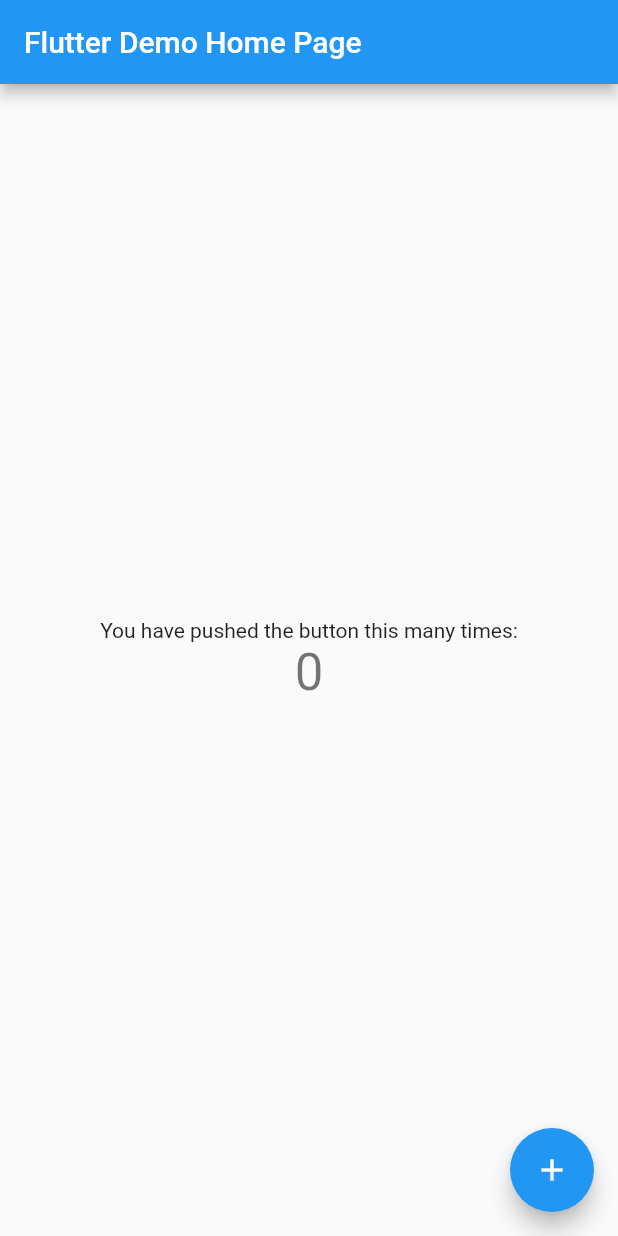
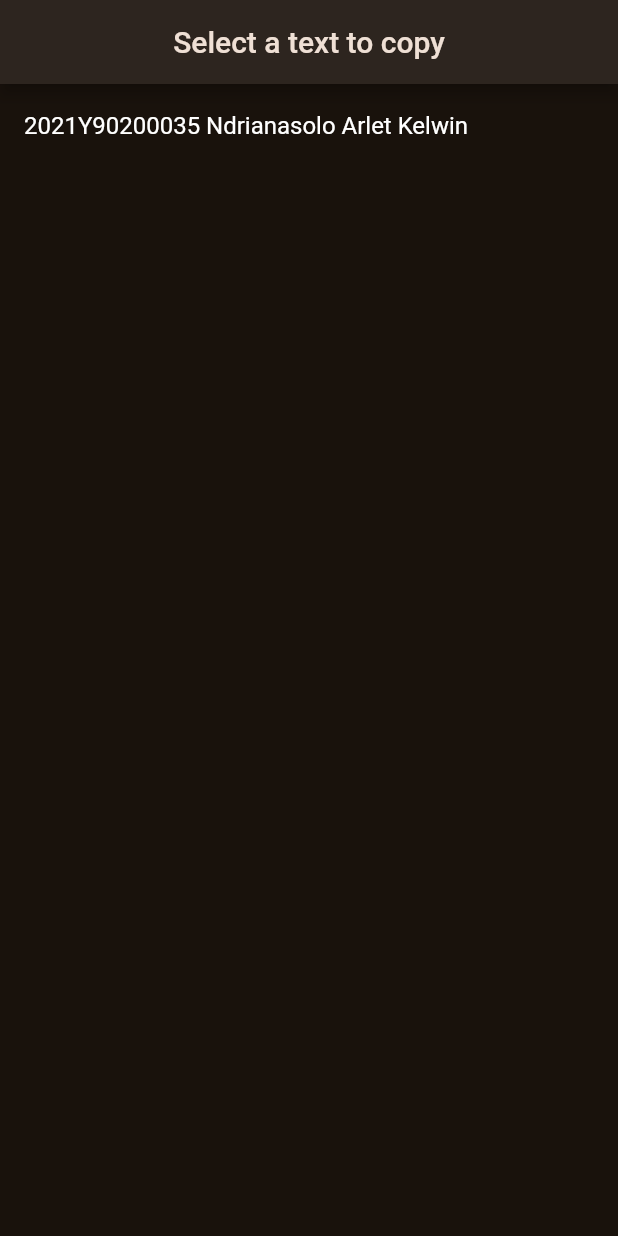
Before and after one commit to KelwinZnhr/Kopieo, a Flutter app: the screen it shows after launch, on a phone screen of 412 x 824 dp. Run offline on Flutter 3.47's test engine with Material 2 defaults, Android fonts, the phone set to English and light mode, and no system bars.

Commit message:
adding copy to clipboard

```diff
--- /dev/null
+++ b/lib/interface.dart
@@ -0,0 +1,36 @@
+import 'package:flutter/material.dart';
+import 'package:flutter/services.dart';
+
+List<String> toCopy = [
+  "2021Y90200035 Ndrianasolo Arlet Kelwin",
+];
+
+class Kopieo extends StatelessWidget {
+  const Kopieo({Key? key}) : super(key: key);
+
+  @override
+  Widget build(BuildContext context) {
+    return Scaffold(
+      appBar: AppBar(
+        title: const Text("Select a text to copy"),
+        centerTitle: true,
+      ),
+      body: SingleChildScrollView(
+        child: SizedBox(
+          height: MediaQuery.of(context).size.height,
+          child: ListView.builder(
+            itemCount: 1,
+            itemBuilder: (BuildContext context, int index) {
+              return ListTile(
+                onTap: () {
+                  Clipboard.setData(ClipboardData(text: toCopy[index]));
+                },
+                title: Text(toCopy[index]),
+              );
+            },
+          ),
+        ),
+      ),
+    );
+  }
+}
--- a/lib/main.dart
+++ b/lib/main.dart
@@ -1,4 +1,5 @@
 import 'package:flutter/material.dart';
+import 'package:kopieo/interface.dart';
 
 void main() {
   runApp(const MyApp());
@@ -7,109 +8,16 @@
 class MyApp extends StatelessWidget {
   const MyApp({Key? key}) : super(key: key);
 
-  // This widget is the root of your application.
   @override
   Widget build(BuildContext context) {
     return MaterialApp(
+      debugShowCheckedModeBanner: false,
       title: 'Flutter Demo',
       theme: ThemeData(
-        // This is the theme of your application.
-        //
-        // Try running your application with "flutter run". You'll see the
-        // application has a blue toolbar. Then, without quitting the app, try
-        // changing the primarySwatch below to Colors.green and then invoke
-        // "hot reload" (press "r" in the console where you ran "flutter run",
-        // or simply save your changes to "hot reload" in a Flutter IDE).
-        // Notice that the counter didn't reset back to zero; the application
-        // is not restarted.
-        primarySwatch: Colors.blue,
+        colorSchemeSeed: Colors.orange,
+        brightness: Brightness.dark,
       ),
-      home: const MyHomePage(title: 'Flutter Demo Home Page'),
+      home: const Kopieo(),
     );
   }
 }
-
-class MyHomePage extends StatefulWidget {
-  const MyHomePage({Key? key, required this.title}) : super(key: key);
-
-  // This widget is the home page of your application. It is stateful, meaning
-  // that it has a State object (defined below) that contains fields that affect
-  // how it looks.
-
-  // This class is the configuration for the state. It holds the values (in this
-  // case the title) provided by the parent (in this case the App widget) and
-  // used by the build method of the State. Fields in a Widget subclass are
-  // always marked "final".
-
-  final String title;
-
-  @override
-  State<MyHomePage> createState() => _MyHomePageState();
-}
-
-class _MyHomePageState extends State<MyHomePage> {
-  int _counter = 0;
-
-  void _incrementCounter() {
-    setState(() {
-      // This call to setState tells the Flutter framework that something has
-      // changed in this State, which causes it to rerun the build method below
-      // so that the display can reflect the updated values. If we changed
-      // _counter without calling setState(), then the build method would not be
-      // called again, and so nothing would appear to happen.
-      _counter++;
-    });
-  }
-
-  @override
-  Widget build(BuildContext context) {
-    // This method is rerun every time setState is called, for instance as done
-    // by the _incrementCounter method above.
-    //
-    // The Flutter framework has been optimized to make rerunning build methods
-    // fast, so that you can just rebuild anything that needs updating rather
-    // than having to individually change instances of widgets.
-    return Scaffold(
-      appBar: AppBar(
-        // Here we take the value from the MyHomePage object that was created by
-        // the App.build method, and use it to set our appbar title.
-        title: Text(widget.title),
-      ),
-      body: Center(
-        // Center is a layout widget. It takes a single child and positions it
-        // in the middle of the parent.
-        child: Column(
-          // Column is also a layout widget. It takes a list of children and
-          // arranges them vertically. By default, it sizes itself to fit its
-          // children horizontally, and tries to be as tall as its parent.
-          //
-          // Invoke "debug painting" (press "p" in the console, choose the
-          // "Toggle Debug Paint" action from the Flutter Inspector in Android
-          // Studio, or the "Toggle Debug Paint" command in Visual Studio Code)
-          // to see the wireframe for each widget.
-          //
-          // Column has various properties to control how it sizes itself and
-          // how it positions its children. Here we use mainAxisAlignment to
-          // center the children vertically; the main axis here is the vertical
-          // axis because Columns are vertical (the cross axis would be
-          // horizontal).
-          mainAxisAlignment: MainAxisAlignment.center,
-          children: <Widget>[
-            const Text(
-              'You have pushed the button this many times:',
-            ),
-            Text(
-              '$_counter',
-              style: Theme.of(context).textTheme.headline4,
-            ),
-          ],
-        ),
-      ),
-      floatingActionButton: FloatingActionButton(
-        onPressed: _incrementCounter,
-        tooltip: 'Increment',
-        child: const Icon(Icons.add),
-      ), // This trailing comma makes auto-formatting nicer for build methods.
-    );
-  }
-}
```
